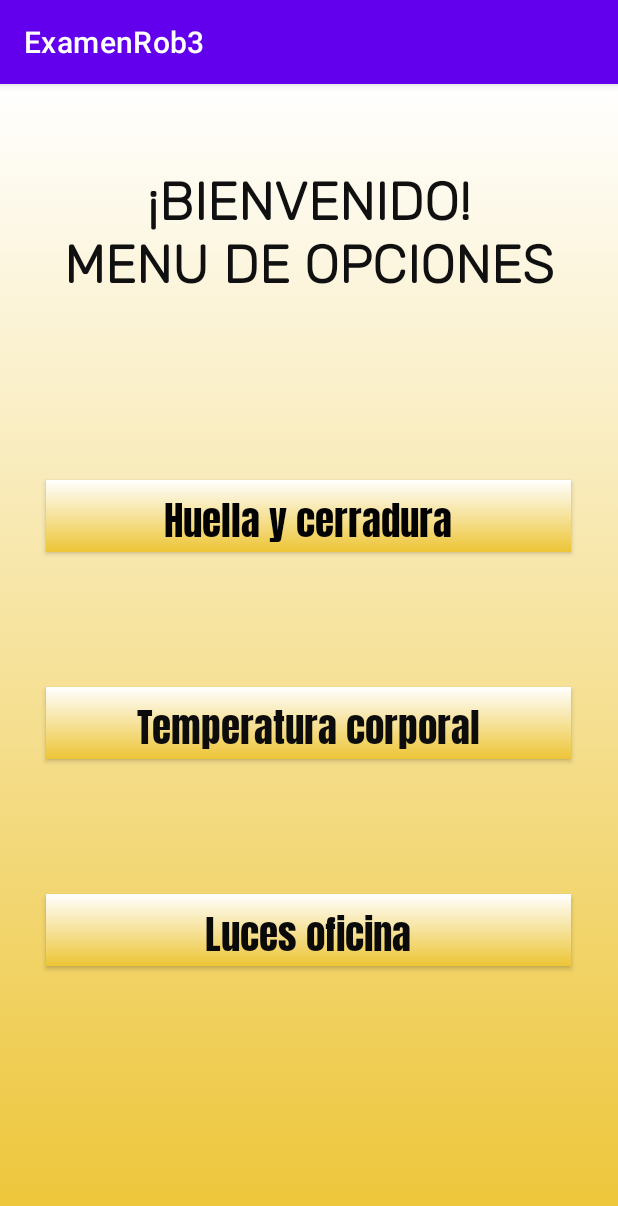
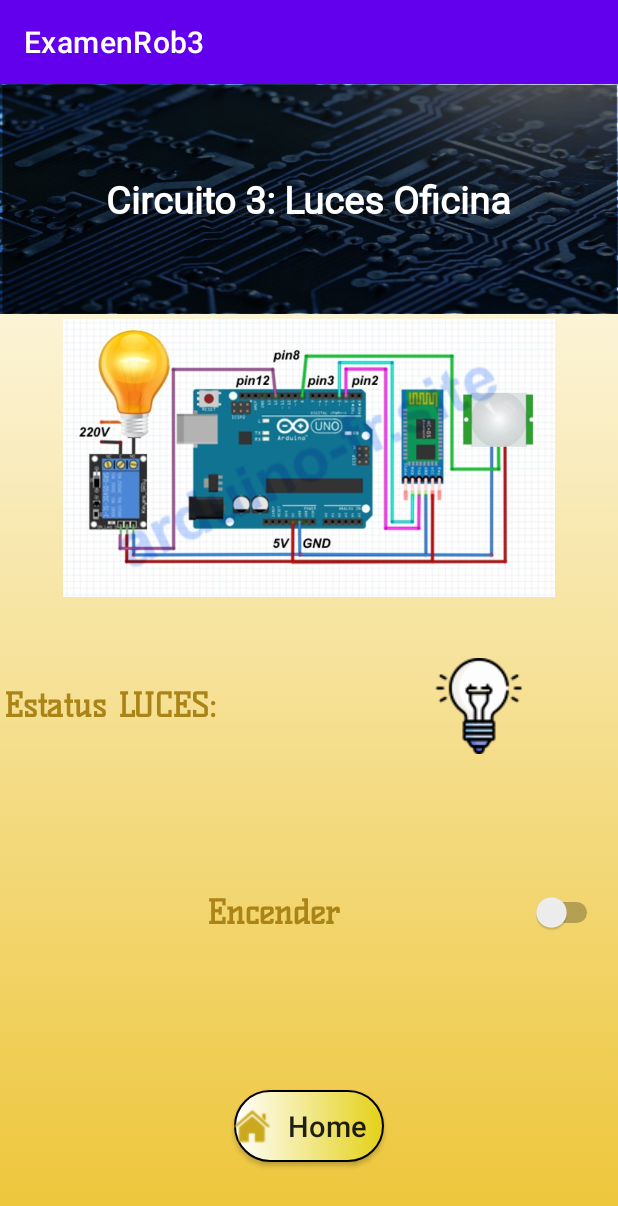
Before and after one commit to Chel53/Proyecto_Rober, an Android app: the MainActivity screen opened directly, with no data from a screen before it, after a tap on "Luces oficina", on a phone screen of 412 x 824 dp. Shown: the top 1206 px of the screen. Run offline under Robolectric (Android 15) with nearby library versions, the phone set to English and light mode, and no system bars; our stand-ins replace Volley; network calls fail; 1 statement that could not run was skipped.

Commit message:
Creación de la pantalla de la LUZ

```diff
--- /dev/null
+++ b/ExamenRob3/app/src/main/java/com/example/examenrob3/Luz.java
@@ -0,0 +1,332 @@
+package com.example.examenrob3;
+
+import androidx.appcompat.app.AppCompatActivity;
+
+import android.annotation.SuppressLint;
+import android.content.Intent;
+import android.os.Bundle;
+import android.view.View;
+import android.widget.Button;
+import android.widget.ImageButton;
+import android.widget.Switch;
+import android.widget.Toast;
+
+import com.android.volley.Request;
+import com.android.volley.RequestQueue;
+import com.android.volley.Response;
+import com.android.volley.VolleyError;
+import com.android.volley.toolbox.JsonArrayRequest;
+import com.android.volley.toolbox.StringRequest;
+import com.android.volley.toolbox.Volley;
+
+import org.json.JSONArray;
+import org.json.JSONException;
+import org.json.JSONObject;
+
+import java.util.Timer;
+import java.util.TimerTask;
+
+public class Luz extends AppCompatActivity {
+    // Consumo CONTINUO de WS consultarEstatusLucesOficina [000webhost-eec]
+    private class ConsultarEstatusLucesOficinaTask extends TimerTask {
+
+        @Override
+        public void run() {
+            runOnUiThread(new Runnable() {
+                @Override
+                public void run() {
+                    //TODO: Implementar llamada a WS consultarTempCorp() y actualizar la Temperatura en el
+                    // textView [tvValorTemperaturaCorp]
+                    // Toast.makeText( getApplicationContext(), "Consultando temperatura V2...", Toast.LENGTH_SHORT).show();
+                    imgBtnEstatusLuz = (ImageButton) findViewById( R.id.imgBtnEstatusLuz );
+
+                    /*
+                    String urlTmp = "http://" + WSConfig.serverIP + "/ws_punto_venta_android/validarLoginUsuario.php?usuario=" + cTUsuario.getText().toString() + "&password=" + cTContrasenia.getText().toString();
+
+                    validarUsuario( urlTmp );
+                    */
+
+                    // tvValorTemperaturaCorp.setText( "66.6 °Cel" );
+                    // String urlConsultaTempCorp = "http://localhost/ws_punto_venta_android/random_temperatures.php";
+                    // http://192.168.0.108/ws_punto_venta_android/random_temperatures.php
+
+                    consultarEstatusLucesOficina( urlConsultarEstatusLucesOficina );
+
+                    // getSupportFragmentManager().findFragmentById()
+                } //--fin: run()
+            });
+        } //--fin: run()
+
+    } //--fin :: Private Class :: ConsultarTemperaturaTask
+
+    Switch switchLucesOficina;
+    Integer  statusControlLuz;
+    ImageButton imgBtnEstatusLuz;
+    Button btnBackToHomeL;
+    ImageButton btnReloadLuz;
+
+    String urlConsultarEstatusLucesOficina = "https://conceptos-web-2010067-eec.000webhostapp.com/consultar_estatus_luces.php";
+
+    /*
+    statusControlLuz == 1 ::  ENCENDIDO
+    statusControlLuz == 0 :: Apagado
+    -- INIT :: Apagado
+    */
+
+    Timer timer;
+
+
+    @SuppressLint("MissingInflatedId")
+    @Override
+    protected void onCreate(Bundle savedInstanceState) {
+        super.onCreate(savedInstanceState);
+        setContentView(R.layout.activity_luz);
+        switchLucesOficina = (Switch) findViewById(R.id.switchLucesOficina);
+        imgBtnEstatusLuz = (ImageButton) findViewById(R.id.imgBtnEstatusLuz);
+
+        imgBtnEstatusLuz.setBackgroundDrawable(null);
+
+        // INIT :: Considerar LUCES Apagadas
+        /*
+            statusControlLuz == 1 ::  ENCENDIDO
+            statusControlLuz == 0 :: Apagado
+            -- INIT :: Apagado
+        */
+        statusControlLuz = 0; // Apagadas
+        switchLucesOficina.setChecked( false ); // Apagadas
+        switchLucesOficina.setText( "Encender" ); // Apagadas
+        imgBtnEstatusLuz.setImageResource(R.drawable.apagado); // Apagadas
+
+
+
+        btnBackToHomeL = (Button) findViewById( R.id.btnBackToHomeL );
+        //btnReloadTLuz = (ImageButton) findViewById( R.id.btnReloadLuz);
+
+        // validarstatusLuz();
+
+
+        switchLucesOficina.setOnClickListener(new View.OnClickListener() {
+            @Override
+            public void onClick(View view) {
+                // actualizar("http://192.168.114.225/serviceexamen/regprodfact.php");
+
+                if (statusControlLuz == 1) {
+                    // Luces ENCENDIDAS Actualmente
+                    // se desea APAGAR las luces...
+                    // INTENCIÓN de APAGAR las luces
+                    Toast.makeText( getApplicationContext(), "Apagando las luces...", Toast.LENGTH_SHORT).show();
+                    controlApagarLuces();
+                    // DESPUÉS de haber APAGADO las LUCES... [Toogle :: ${statusControlLuz = 0} :: 0 :: Apagado]
+                    statusControlLuz = 0; // Apagadas
+                    switchLucesOficina.setChecked( false ); // Apagadas
+                    switchLucesOficina.setText( "ENCENDER" );
+                    // validarstatusLuz();
+                } else {
+                    // Luces APAGADAS Actualmente [statusControlLuz == 0]
+                    // se desea ENCENDER las luces...
+                    // INTENCIÓN de ENCENDER las luces
+                    Toast.makeText( getApplicationContext(), "Encendiendo las luces...", Toast.LENGTH_SHORT).show();
+                    controlEncenderLuces();
+                    // DESPUÉS de haber ENCENDIDO las LUCES... [Toogle :: ${statusControlLuz = 1} :: 1 ::  ENCENDIDO]
+                    statusControlLuz = 1; // ENCENDIDO
+                    switchLucesOficina.setChecked( true );
+                    switchLucesOficina.setText( "Apagar" );
+                    // validarstatusLuz();
+                }
+
+            }
+        });
+
+        btnBackToHomeL.setOnClickListener(new View.OnClickListener() {
+            @Override
+            public void onClick(View view) {
+                // -->> Enviar a pantalla de MENU Principal
+                Intent intent = new Intent(Luz.this, MainActivity.class);
+                startActivity( intent );
+                finish();
+            }
+        }); //--fin: btnBackToHome.clickListener()
+
+        /*
+        btnReloadLuz.setOnClickListener(new View.OnClickListener() {
+            @Override
+            public void onClick(View view) {
+                //TODO : Actualizar temperatura [Consultar Temperatura en BD]
+                //consultarTemperaturaBD( urlConsultaTempCorp );
+            }
+        }); //--fin: btnReloadLuz.clickListener()
+        */
+
+        // TODO: inicializar [statusLucesOff] de ACUERDO al valor recuperado del WS
+        // consumo constante cada 350 ms
+        timer = new Timer();
+        timer.scheduleAtFixedRate( new ConsultarEstatusLucesOficinaTask(), 0, 350 );
+
+    } //--fin: onCreate()
+
+    private void controlApagarLuces(){
+        String url = "https://conceptos-web-2010067-eec.000webhostapp.com/control_leds.php?num_led=2" + "&valor=0";
+        actualizarLEDEnBD( url );
+    } //--fin: controlApagarLuces()
+
+    private void controlEncenderLuces(){
+        String url = "https://conceptos-web-2010067-eec.000webhostapp.com/control_leds.php?num_led=2" + "&valor=1";
+        actualizarLEDEnBD( url );
+    } //--fin: controlEncenderLuces()
+
+    //--INI: actualizarLEDEnBD(url : String)
+    private void actualizarLEDEnBD(String url){
+        Toast.makeText( getApplicationContext(), url, Toast.LENGTH_LONG).show();
+
+        StringRequest stringRequest = new StringRequest(Request.Method.GET, url, new Response.Listener<String>(){
+
+            @Override
+            public void onResponse(String response) {
+                Toast.makeText( getApplicationContext(), "ACTUALIZACIÓN realizada.", Toast.LENGTH_LONG).show();
+            }
+        }, new Response.ErrorListener(){
+
+            @Override
+            public void onErrorResponse(VolleyError error) {
+                Toast.makeText(getApplicationContext(), error.toString(), Toast.LENGTH_LONG).show();
+            }
+        }){
+
+        };
+
+        RequestQueue requestQueue = Volley.newRequestQueue(this);
+        requestQueue.add( stringRequest );
+    }
+    //++FIN: actualizarLEDEnBD(url : String)
+
+    /*
+    statusLuz == 1 ::  ENCENDIDO
+    statusLuz == 0 :: Apagado
+    -- INIT :: Apagado
+    */
+
+    //--INI: consultarEstatusLucesOficina( url: String )
+    private void consultarEstatusLucesOficina(String url){
+
+        // String nombreCompletoTmp;
+        // Toast.makeText( getApplicationContext(), url, Toast.LENGTH_LONG ).show();
+
+        // Para JsonArrayRequest :: default :: método GET de Http
+
+        JsonArrayRequest stringArray = new JsonArrayRequest(url, new Response.Listener<JSONArray>() {
+
+            @Override
+            public void onResponse(JSONArray response) {
+                JSONObject jsonObject = null;
+
+                // Toast.makeText( getApplicationContext(), response.toString(), Toast.LENGTH_LONG ).show();
+                // String nombreEmpleado = "";
+                // String strTemperatura = "", strTimestamp = "";
+                int accessCode, estatusLuces;
+
+                for (int i = 0; i < response.length(); i++) {
+
+                    try {
+                        jsonObject = response.getJSONObject(i);
+                        // ctNombre.setText(jsonObject.getString("nombre"));
+                        // ctEstado.setText( jsonObject.getString("estado") );
+                        // Integer.toString(123)
+                        // Toast.makeText(getApplicationContext(), Integer.toString( jsonObject.getInt("code") ) , Toast.LENGTH_LONG ).show();
+                        accessCode = jsonObject.getInt( "code" );
+                        /*
+                         */
+                        estatusLuces = jsonObject.getInt("estatus_luces");
+
+                        // Toast.makeText( getApplicationContext(), nombreEmpleado, Toast.LENGTH_LONG ).show();
+
+                        if( accessCode == 100 ){
+                            // OK : Dejar pasar al Usuario...
+                            // Registrar nombreCompleto en archivo Preferences..,
+                            // registrarNombreEmpleado( nombreEmpleado );
+                            // registrarIDEmpleado( jsonObject.getInt( "id_empleado" ) );
+                            // -->> Enviar a pantalla de MENU Principal...
+                            /*
+                            Intent intent = new Intent(LoginActivity.this, MenuPrincipalActivity.class);
+                            startActivity( intent );
+                            finish();
+                            */
+                              /*
+                                statusPuer = 1;
+                                1 :: 'Abierta'
+                                0 :: 'Cerrada'
+                            */
+                            // tvValorTemperaturaCorp.setText( strTemperatura + " °C" );
+
+                            // MOD. dinámica de IMG...
+                            if( estatusLuces == 1 ){
+                                imgBtnEstatusLuz.setImageResource( R.drawable.encendido );
+                            }else{
+                                // Apagadas ::
+                                imgBtnEstatusLuz.setImageResource( R.drawable.apagado );
+                            }
+
+                            // tVValorTimestamp.setText( strTimestamp );
+                        }else{
+                            Toast.makeText( getApplicationContext(), "ERROR al recurepar Estatus Luces de Off. del WS", Toast.LENGTH_LONG).show();
+                            // labelMsgLogin.setText( "Usuario y contraseña NO coinciden." );
+                        } //-- fin : IF accessCode == 100 (OK - Dejar pasar)
+
+                    } catch (JSONException e) {
+                        Toast.makeText(getApplicationContext(), e.getMessage(), Toast.LENGTH_LONG).show();
+                    }catch(Exception e){
+                        Toast.makeText(getApplicationContext(), e.getMessage(), Toast.LENGTH_LONG).show();
+                    }
+                }
+            }
+        }, new Response.ErrorListener() {
+            @Override
+            public void onErrorResponse(VolleyError error) {
+                Toast.makeText(getApplicationContext(), error.getMessage(), Toast.LENGTH_LONG).show();
+            }
+        }){
+
+        };
+
+        RequestQueue requestQueue = Volley.newRequestQueue(this);
+        requestQueue.add( stringArray );
+
+        // return accessCode;
+    }
+    //++FIN: consultarEstatusLucesOficina( url: String )
+
+    /*
+    public void validarstatusLuz(){
+        if (statusControlLuz==1){//Cuando el switch es checado
+            switchLucesOficina.setChecked(true);
+            switchLucesOficina.setText("Apagar la luz");
+            imgBtnEstatusLuz.setImageResource(R.drawable.encendido);
+            Toast.makeText(this, "ON", Toast.LENGTH_SHORT).show();
+
+        }else{
+            switchLucesOficina.setChecked(false);
+            switchLucesOficina.setText("Encender la luz");
+            imgBtnEstatusLuz.setImageResource(R.drawable.apagado);
+            Toast.makeText(this, "OFF", Toast.LENGTH_SHORT).show();
+
+
+        }
+    } //-- fin: validarstatusLuz()
+    */
+
+    private void actualizar(String url) {
+        StringRequest stringRequest = new StringRequest(Request.Method.PUT, url, new Response.Listener<String>() {
+            @Override
+            public void onResponse(String response) {
+                Toast.makeText(getApplicationContext(), "operción realiizada", Toast.LENGTH_LONG).show();
+            }
+        }, new Response.ErrorListener() {
+            @Override
+            public void onErrorResponse(VolleyError error) {
+                Toast.makeText(getApplicationContext(), error.toString(), Toast.LENGTH_LONG).show();
+            }
+        });
+        RequestQueue requestQueue = Volley.newRequestQueue(this);
+        requestQueue.add(stringRequest);
+
+    }
+}
--- a/ExamenRob3/app/src/main/java/com/example/examenrob3/MainActivity.java
+++ b/ExamenRob3/app/src/main/java/com/example/examenrob3/MainActivity.java
@@ -45,8 +45,8 @@ public class MainActivity extends AppCompatActivity {
             @Override
             public void onClick(View view) {
                 //TODO: Redirigir a la Pantalla (Acticity) :: Circuito 3: Luces de Oficina
-                //Intent i = new Intent(MainActivity.this, //ControlLuz.class);
-                //startActivity(i);
+                Intent i = new Intent(MainActivity.this, Luz.class);
+                startActivity(i);
             }
         }); //--fin: btnMenuOptC3LucesOff.clickListener()
     }
--- /dev/null
+++ b/ExamenRob3/app/src/main/res/layout/activity_luz.xml
@@ -0,0 +1,188 @@
+<?xml version="1.0" encoding="utf-8"?>
+<LinearLayout
+    xmlns:android="http://schemas.android.com/apk/res/android"
+    xmlns:app="http://schemas.android.com/apk/res-auto"
+    xmlns:tools="http://schemas.android.com/tools"
+    android:layout_width="match_parent"
+    android:layout_height="match_parent"
+    android:background="@drawable/fondo_degradado_fragmentos"
+    android:gravity="center"
+    android:orientation="vertical"
+    tools:context=".Luz">
+
+    <RelativeLayout
+        android:layout_width="match_parent"
+        android:layout_height="0dip"
+        android:layout_weight="0.2"
+        android:background="@drawable/smoked_circuit_board"
+        tools:ignore="Suspicious0dp">
+
+        <LinearLayout
+            android:layout_width="match_parent"
+            android:layout_height="match_parent"
+            android:orientation="horizontal"
+            android:gravity="center">
+
+            <TextView
+                android:fontFamily="@font/fff_tusj"
+                android:layout_width="wrap_content"
+                android:layout_height="wrap_content"
+                android:id="@+id/titleLucesOficina"
+                android:text="Circuito 3: Luces Oficina"
+                android:layout_margin="3dp"
+                android:textSize="25sp"
+                android:textStyle="bold"
+                android:textColor="#FFFFFF"
+                tools:ignore="InvalidId" />
+
+        </LinearLayout>
+
+    </RelativeLayout>
+
+    <RelativeLayout
+        android:layout_width="match_parent"
+        android:layout_height="0dip"
+        android:layout_weight="0.25">
+
+        <LinearLayout
+            android:layout_width="match_parent"
+            android:layout_height="match_parent"
+            android:orientation="horizontal"
+            android:gravity="center">
+
+            <com.google.android.material.imageview.ShapeableImageView
+                android:id="@+id/imageCircuitLucesOficina"
+                android:layout_width="wrap_content"
+                android:layout_height="wrap_content"
+                android:src="@drawable/circuito_3_luces_oficina"
+                android:layout_margin="3dp"
+                app:shapeAppearanceOverlay="@style/circular_image"/>
+
+
+        </LinearLayout>
+
+    </RelativeLayout>
+
+    <RelativeLayout
+        android:layout_width="match_parent"
+        android:layout_height="0dip"
+        android:layout_weight="0.18">
+
+        <LinearLayout
+            android:layout_width="match_parent"
+            android:layout_height="match_parent"
+            android:orientation="horizontal">
+
+            <RelativeLayout
+                android:layout_width="0dip"
+                android:layout_height="match_parent"
+                android:layout_weight="0.7"
+                android:gravity="center_vertical">
+
+                <!-- Label : estatusLuces -->
+                <TextView
+                    android:id="@+id/labelEstatusLucesOficina"
+                    android:layout_width="wrap_content"
+                    android:layout_height="wrap_content"
+                    android:layout_margin="2dp"
+                    android:text="Estatus LUCES: "
+                    android:textColor="#AA8416"
+                    android:textAlignment="center"
+                    android:textSize="22sp"
+                    android:fontFamily="@font/kelly_slab_regular"
+                    android:textStyle="bold"
+                    />
+
+            </RelativeLayout>
+
+            <RelativeLayout
+                android:layout_width="0dip"
+                android:layout_height="match_parent"
+                android:layout_weight="0.15"
+                android:gravity="center">
+
+                <ImageButton
+                    android:id="@+id/imgBtnEstatusLuz"
+                    android:layout_width="match_parent"
+                    android:layout_height="match_parent"
+                    android:layout_margin="2dp"
+                    android:background="@null"/>
+
+            </RelativeLayout>
+
+            <RelativeLayout
+                android:layout_width="0dip"
+                android:layout_height="match_parent"
+                android:layout_weight="0.15"
+                android:gravity="center_vertical">
+
+                <!--
+    <ImageButton
+        android:id="@+id/btnReloadLuz"
+        android:layout_width="40dp"
+        android:layout_height="40dp"
+        android:layout_below="@+id/switch2"
+        android:layout_marginTop="280dp"
+        android:layout_marginLeft="50dp"
+        android:background="@drawable/gradiente_claro_botones"
+        app:srcCompat="@drawable/reload_icon" />
+        -->
+
+            </RelativeLayout>
+
+        </LinearLayout>
+
+
+
+    </RelativeLayout>
+
+    <RelativeLayout
+        android:layout_width="match_parent"
+        android:layout_height="0dip"
+        android:layout_weight="0.18">
+
+        <LinearLayout
+            android:layout_width="match_parent"
+            android:layout_height="match_parent"
+            android:orientation="horizontal">
+
+            <Switch
+                android:id="@+id/switchLucesOficina"
+                android:layout_width="match_parent"
+                android:layout_height="match_parent"
+                android:layout_below="@+id/textView"
+                android:layout_margin="10dp"
+                android:onClick="validarswitch2"
+                android:text="Encender luces"
+                android:textAlignment="center"
+                android:textColor="#AA8416"
+                android:textSize="22sp"
+                android:textStyle="bold"
+                android:fontFamily="@font/kelly_slab_regular"
+                tools:ignore="OnClick"
+                />
+
+        </LinearLayout>
+
+    </RelativeLayout>
+
+    <RelativeLayout
+        android:layout_width="match_parent"
+        android:layout_height="0dip"
+        android:layout_weight="0.19"
+        android:gravity="center">
+
+        <android.widget.Button
+            android:id="@+id/btnBackToHomeL"
+            android:layout_width="100dp"
+            android:layout_height="wrap_content"
+            android:background="@drawable/bg_btn_home"
+            android:drawableStart="@drawable/home_page_icon"
+            android:text=" Home "
+            android:textAllCaps="false"
+            android:textSize="19sp"
+            />
+
+    </RelativeLayout>
+
+</LinearLayout>
```
Also changed, not shown: ExamenRob3/app/src/main/AndroidManifest.xml (+7 -0 lines), ExamenRob3/app/src/main/res/drawable/circuito_3_luces_oficina.jpg (added).
